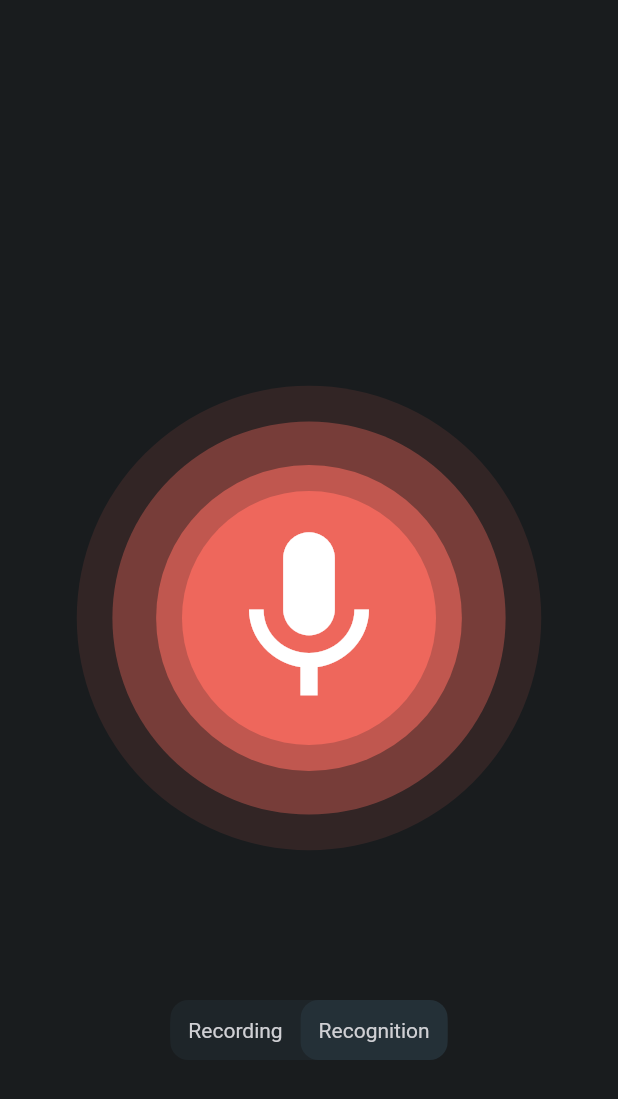
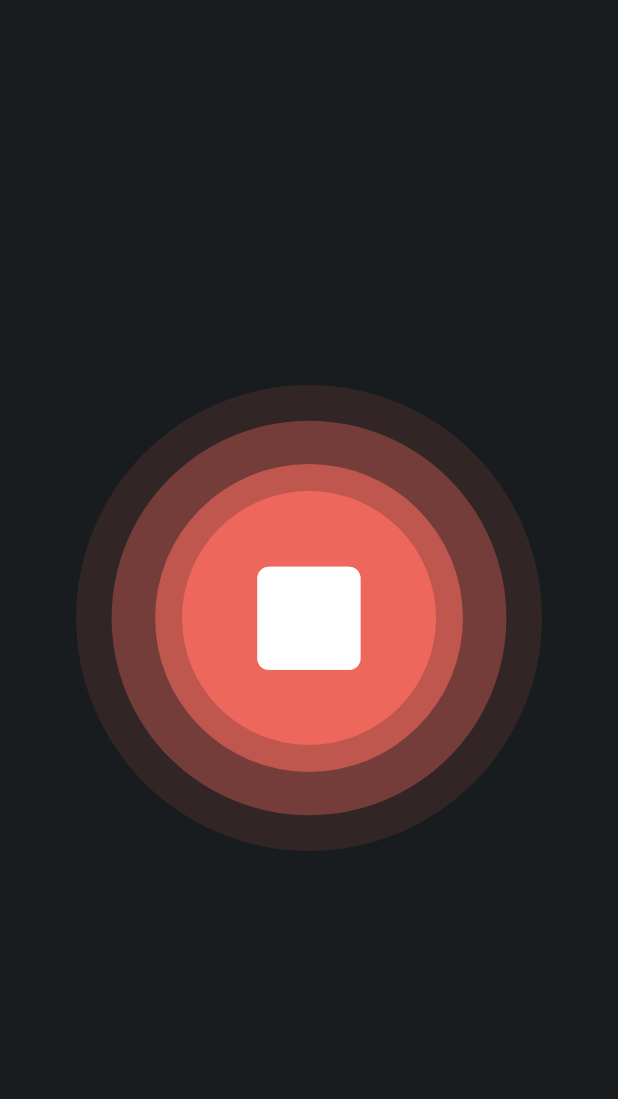
Before and after one commit to ashpakouski/SoundRecognizer-Flutter, a Flutter app: the screen it shows after launch, after a tap on the "mic" icon, on a phone screen of 412 x 824 dp. Shown: the top 1099 px of the screen. Run offline on Flutter 3.47's test engine with Material 2 defaults, Android fonts, the phone set to English and light mode, and no system bars; our stand-ins replace bloc, dio, flutter_bloc, flutter_spinkit, freezed_annotation, permission_handler; missing offline and left inert: audio_session, flutter_sound, flutter_sound_platform_interface.

Commit message:
Make RecognizerScreen stateless

```diff
--- a/lib/screens/home/cubit/recognizer_cubit.dart
+++ b/lib/screens/home/cubit/recognizer_cubit.dart
@@ -10,8 +10,10 @@ class RecognizerCubit extends Cubit<RecognizerState> {
   RecognizerCubit() : super(const RecognizerState.initial(AppMode.recognition));
 
   void switchMode(AppMode newMode) {
-    emit(state.copyWith(mode: newMode));
+    state.mapOrNull(initial: (_) => emit(RecognizerState.initial(newMode)));
   }
 
-  void startRecording() {}
+  void startRecording() {
+    emit(const RecognizerState.recording());
+  }
 }
--- a/lib/screens/home/cubit/recognizer_state.dart
+++ b/lib/screens/home/cubit/recognizer_state.dart
@@ -4,5 +4,9 @@ part of 'recognizer_cubit.dart';
 class RecognizerState with _$RecognizerState {
   const factory RecognizerState.initial(
     AppMode mode,
-  ) = _Initial;
+  ) = InitialState;
+
+  const factory RecognizerState.recording() = RecognitionState;
+
+  const factory RecognizerState.recognition() = RecordingState;
 }
--- a/lib/screens/home/view/recognizer_screen.dart
+++ b/lib/screens/home/view/recognizer_screen.dart
@@ -6,15 +6,8 @@ import 'package:sound_recognizer/component/wave_animation.dart';
 import 'package:sound_recognizer/screens/home/cubit/recognizer_cubit.dart';
 
 // Main app screen
-class RecognizerScreen extends StatefulWidget {
+class RecognizerScreen extends StatelessWidget {
   const RecognizerScreen({super.key});
-
-  @override
-  State<RecognizerScreen> createState() => _RecognizerScreenState();
-}
-
-class _RecognizerScreenState extends State<RecognizerScreen> {
-  AppMode currentMode = AppMode.recognition;
 
   @override
   Widget build(BuildContext context) {
@@ -29,20 +22,24 @@ class _RecognizerScreenState extends State<RecognizerScreen> {
           builder: (context, state) {
             return Stack(
               children: [
-                Center(
-                  child: WaveAnimation(
-                    color: const Color(0xFFEE675C),
-                    size: screenWidth / 2,
-                  ),
-                ),
+                if (cubit.state is RecognitionState ||
+                    cubit.state is RecordingState)
+                  _centeredWaveAnimation(screenWidth),
                 Center(
                   child: MaterialButton(
-                    onPressed: () {},
+                    onPressed: () {
+                      cubit.startRecording();
+                    },
                     color: const Color(0xFFEE675C),
                     textColor: Colors.white,
-                    child: Icon(
-                      Icons.mic,
-                      size: screenWidth / 3,
+                    child: SizedBox(
+                      height: screenWidth / 3,
+                      width: screenWidth / 3,
+                      child: state.mapOrNull(
+                            recognition: (_) => _iconSquare(screenWidth / 4.5),
+                            recording: (_) => _iconSquare(screenWidth / 4.5),
+                          ) ??
+                          _iconMic(screenWidth / 3.5),
                     ),
                     padding: const EdgeInsets.all(16),
                     shape: const CircleBorder(),
@@ -57,9 +54,10 @@ class _RecognizerScreenState extends State<RecognizerScreen> {
                       flex: 2,
                     ),
                     Expanded(
-                      child: Center(
+                      child: cubit.state.mapOrNull(
+                            initial: (state) => Center(
                               child: VariantPicker<AppMode>(
-                          currentElement: cubit.state.mode,
+                                currentElement: state.mode,
                                 variants: AppMode.values,
                                 stringBuilder: (mode) {
                                   return (mode == AppMode.recognition)
@@ -71,6 +69,8 @@ class _RecognizerScreenState extends State<RecognizerScreen> {
                                 },
                               ),
                             ),
+                          ) ??
+                          Container(),
                       flex: 1,
                     ),
                   ],
@@ -82,4 +82,27 @@ class _RecognizerScreenState extends State<RecognizerScreen> {
       ),
     );
   }
+
+  Widget _iconMic(double size) {
+    return Icon(
+      Icons.mic,
+      size: size,
+    );
   }
+
+  Widget _iconSquare(double size) {
+    return Icon(
+      Icons.square_rounded,
+      size: size,
+    );
+  }
+
+  Widget _centeredWaveAnimation(double screenWidth) {
+    return Center(
+      child: WaveAnimation(
+        color: const Color(0xFFEE675C),
+        size: screenWidth / 2,
+      ),
+    );
+  }
+}
```
Also changed, not shown: lib/screens/home/cubit/recognizer_cubit.freezed.dart. Lines whose indentation alone changed are shown as unchanged.
